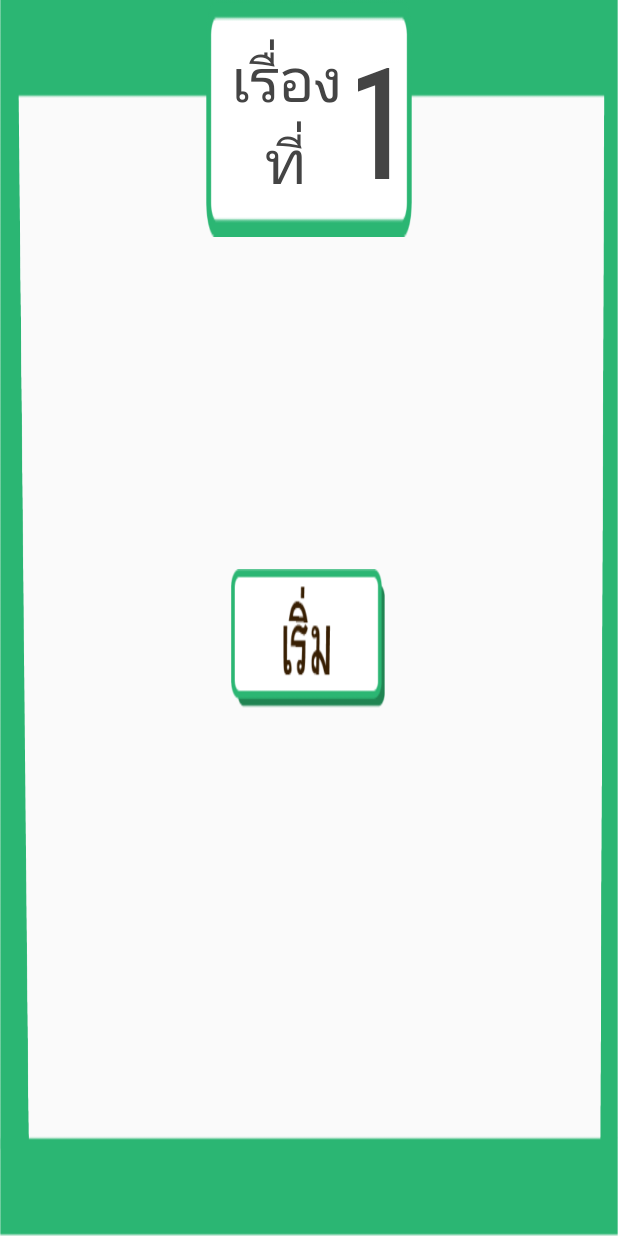
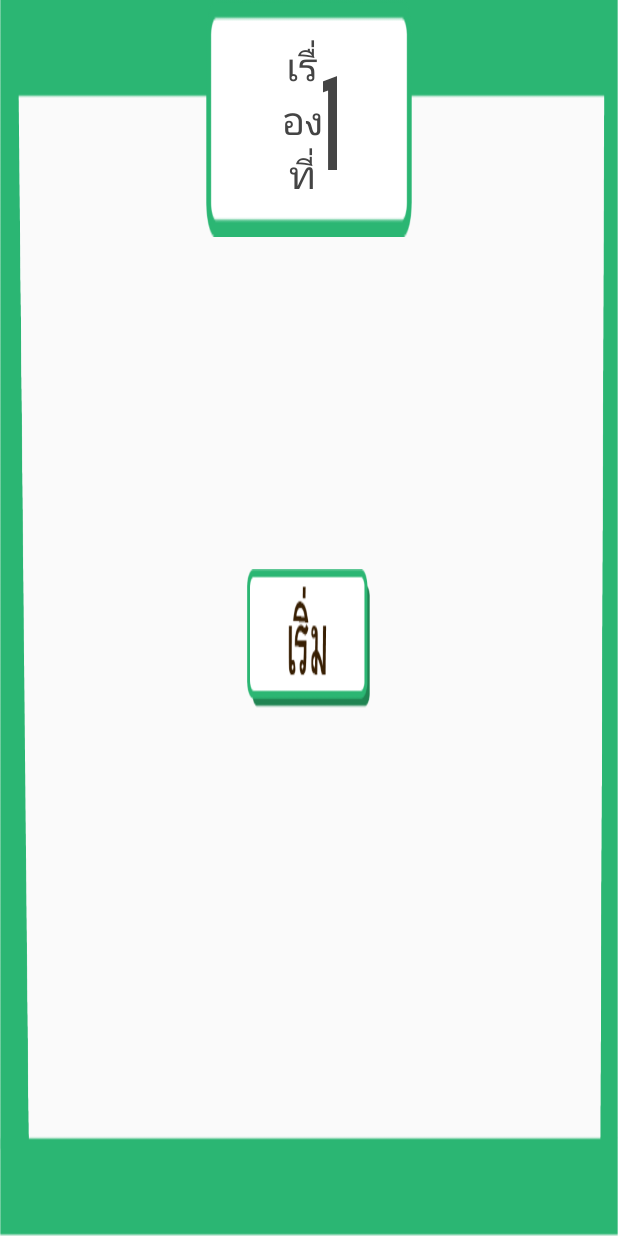
Before and after one commit to saritkla/ProjectTon, an Android app: the StoriegameStart screen opened directly, with no data from a screen before it, on a phone screen of 412 x 824 dp. Run offline under Robolectric (Android 15) with nearby library versions, the phone set to English and light mode, and no system bars; 1 statement that could not run was skipped.

Commit message:
Merge branch 'master' of D:\ProjectFINAL\Dev\CloneVer1 with conflicts.

```diff
--- a/app/src/main/java/com/example/goodreader/Storiegame1.java
+++ b/app/src/main/java/com/example/goodreader/Storiegame1.java
@@ -33,7 +33,6 @@ public class Storiegame1 extends AppCompatActivity {
         super.onCreate(savedInstanceState);
         Bundle bundle = getIntent().getExtras();
         final String username =bundle.getString("username");
-        final String user = username;
         requestWindowFeature(
                 Window.FEATURE_NO_TITLE);
         getWindow().setFlags(WindowManager.LayoutParams.FLAG_FULLSCREEN, WindowManager.LayoutParams.FLAG_FULLSCREEN);
@@ -43,7 +42,6 @@ public class Storiegame1 extends AppCompatActivity {
         showtext = (TextView)findViewById(R.id.textshow);
         textcount = (TextView)findViewById(R.id.textcount);
         nextpage = (ImageButton)findViewById(R.id.nextpagebt);
-
         nextword();
         nextpage.setOnClickListener(new View.OnClickListener() {
             @Override
@@ -59,7 +57,6 @@ public class Storiegame1 extends AppCompatActivity {
                 nextword();
                 if(count == 11){
                     Intent tosum = new Intent(Storiegame1.this,StoriegameStart.class);
-                    tosum.putExtra("username",user);
                     startActivity(tosum);
                 }
             }
--- a/app/src/main/res/layout/activity_storiegame_start.xml
+++ b/app/src/main/res/layout/activity_storiegame_start.xml
@@ -38,10 +38,11 @@
                     app:autoSizeTextType="uniform"
                     android:textAlignment="center"
                     android:gravity="center"
-                    android:layout_marginLeft="15dp"
-
+                    android:layout_marginLeft="50dp"
+                    android:layout_marginTop="20dp"
+                    android:layout_marginBottom="20dp"
                     android:textColor="@color/colorblack"
-                    android:fontFamily="@font/mainfont"/>
+                    android:fontFamily="sans-serif"/>
                 <TextView
                     android:id="@+id/textcount"
                     android:layout_width="0dp"
@@ -51,9 +52,11 @@
                     app:autoSizeTextType="uniform"
                     android:textAlignment="center"
                     android:gravity="center"
-                    android:layout_margin="10dp"
+                    android:layout_marginRight="50dp"
+                    android:layout_marginTop="20dp"
+                    android:layout_marginBottom="20dp"
                     android:textColor="@color/colorblack"
-                    android:fontFamily="@font/mainfont"
+                    android:fontFamily="sans-serif"
                     /></LinearLayout>
             <Space
                 android:layout_width="0dp"
@@ -73,12 +76,12 @@
                 <Space
                     android:layout_width="0dp"
                     android:layout_height="match_parent"
-                    android:layout_weight="3"/>
+                    android:layout_weight="2"/>
                 <LinearLayout
                     android:layout_width="0dp"
                     android:layout_height="match_parent"
                     android:orientation="vertical"
-                    android:layout_weight="2">
+                    android:layout_weight="1">
                     <Space
                         android:layout_width="match_parent"
                         android:layout_height="0dp"
@@ -98,7 +101,7 @@
                 <Space
                     android:layout_width="0dp"
                     android:layout_height="match_parent"
-                    android:layout_weight="3"/>
+                    android:layout_weight="2"/>
             </LinearLayout>
             <Space
                 android:layout_width="match_parent"
--- a/app/src/main/res/layout/activity_wordgame1.xml
+++ b/app/src/main/res/layout/activity_wordgame1.xml
@@ -51,7 +51,6 @@
                     android:layout_width="0dp"
                     android:layout_height="match_parent"
                     android:layout_weight="1"
-                    android:text="1"
                     app:autoSizeTextType="uniform"
                     android:textAlignment="center"
                     android:gravity="center"
```
Also changed, not shown: app/src/main/res/layout/activity_login.xml (+8 -6 lines), app/src/main/res/layout/activity_regispage.xml (+23 -16 lines), app/src/main/res/layout/activity_storiegame1.xml (+15 -8 lines), app/src/main/res/layout/activity_wordgamestart.xml (+10 -8 lines).
